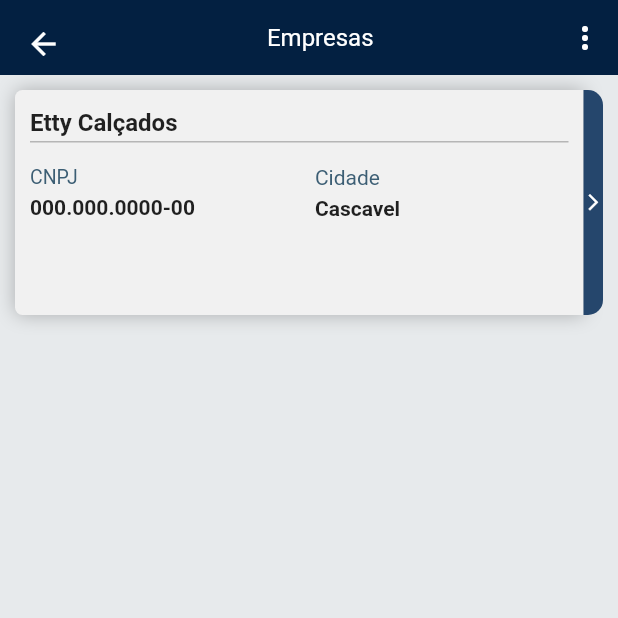
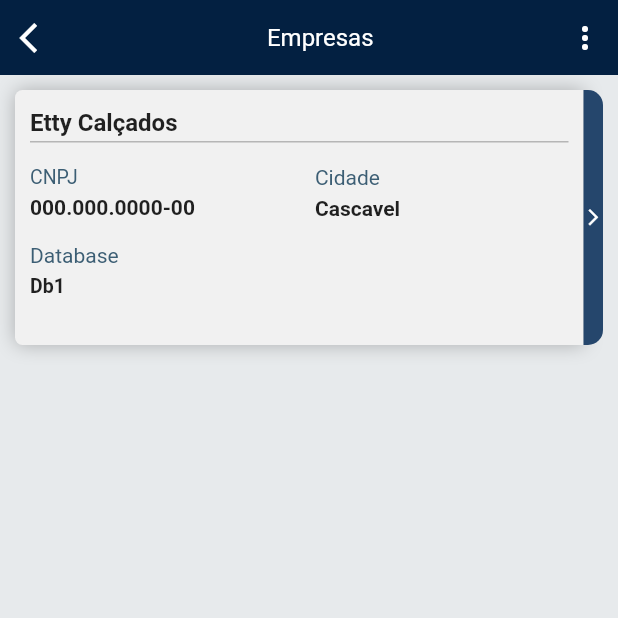
Before and after one commit to wenerson-venancio/Eco360, a Flutter app: the screen it shows after launch, on a phone screen of 412 x 824 dp, the top half of it. Run offline on Flutter 3.47's test engine with Material 2 defaults, Android fonts, the phone set to English and light mode, and no system bars; our stand-ins replace flutter_svg.

Commit message:
ButaoVoltar/Home/Empresa

```diff
--- a/lib/pages/empresa.dart
+++ b/lib/pages/empresa.dart
@@ -26,18 +26,15 @@
                           padding: const EdgeInsets.only(left: 1, right: 10),
                           child: Row(
                             mainAxisAlignment: MainAxisAlignment.spaceBetween,
-                            children: const [
-                              IconButton(
-                                  onPressed: null,
-                                  icon: BackButton(
-                                    color: Colors.white,
-                                  )),
-                              Text(
+                            children:  [
+                              IconButton(onPressed: () => Navigator.of(context).pop(), icon: const Icon(Icons.arrow_back_ios, color: Colors.white,)
+                              ),
+                              const Text(
                                 'Empresas',
                                 style: TextStyle(
                                     color: Colors.white, fontSize: 16),
                               ),
-                              Icon(
+                              const Icon(
                                 Icons.more_vert,
                                 color: Colors.white,
                               )
@@ -57,9 +54,11 @@
                       child: Column(
                         children: [
                           GestureDetector(
-                            onTap: () => print('teste empresas'),
+                            onTap: () {
+                              Navigator.pushNamed(context, '/home');
+                            },
                             child: Container(
-                              height: 150,
+                              height: 170,
                               decoration: const BoxDecoration(
                                   color: Color.fromARGB(255, 241, 241, 241),
                                   borderRadius: BorderRadius.only(
@@ -93,19 +92,30 @@
                                         ],
                                       ),
                                     ),
-                                    const SizedBox(height: 15,),
+                                    const SizedBox(
+                                      height: 15,
+                                    ),
                                     Row(
                                       children: [
                                         Container(
                                           child: Column(
-                                            crossAxisAlignment: CrossAxisAlignment.start,
+                                            crossAxisAlignment:
+                                                CrossAxisAlignment.start,
                                             children: [
                                               Container(
                                                 child: Container(
                                                   child: Column(
                                                     children: const [
                                                       Text(
-                                                        'CNPJ', style: TextStyle(fontSize: 13, color: Color.fromARGB(255, 60, 94, 116)),
+                                                        'CNPJ',
+                                                        style: TextStyle(
+                                                            fontSize: 13,
+                                                            color:
+                                                                Color.fromARGB(
+                                                                    255,
+                                                                    60,
+                                                                    94,
+                                                                    116)),
                                                       ),
                                                     ],
                                                   ),
@@ -117,42 +127,98 @@
                                               Container(
                                                 child: Column(
                                                   children: const [
-                                                    Text('000.000.0000-00', style: TextStyle(fontWeight: FontWeight.bold),)
+                                                    Text(
+                                                      '000.000.0000-00',
+                                                      style: TextStyle(
+                                                          fontWeight:
+                                                              FontWeight.bold),
+                                                    )
                                                   ],
                                                 ),
                                               )
                                             ],
                                           ),
                                         ),
-                                        const SizedBox(width: 80,),
+                                        const SizedBox(
+                                          width: 80,
+                                        ),
                                         Container(
                                           child: Column(
-                                            crossAxisAlignment: CrossAxisAlignment.start,
+                                            crossAxisAlignment:
+                                                CrossAxisAlignment.start,
                                             children: [
                                               Container(
                                                 child: Column(
                                                   children: const [
-                                                    Text('Cidade', style: TextStyle(color: Color.fromARGB(
+                                                    Text(
+                                                      'Cidade',
+                                                      style: TextStyle(
+                                                          color: Color.fromARGB(
                                                               255,
                                                               60,
                                                               94,
-                                                              116)),)
+                                                              116)),
+                                                    )
                                                   ],
                                                 ),
                                               ),
-                                              const SizedBox(height: 5,),
+                                              const SizedBox(
+                                                height: 5,
+                                              ),
                                               Container(
                                                 child: Column(
                                                   children: const [
-                                                    Text('Cascavel', style: TextStyle(fontWeight: FontWeight.bold),)
+                                                    Text(
+                                                      'Cascavel',
+                                                      style: TextStyle(
+                                                          fontWeight:
+                                                              FontWeight.bold),
+                                                    )
                                                   ],
                                                 ),
                                               )
                                             ],
                                           ),
-                                        )
+                                        ),
                                       ],
-                                    )
+                                    ),
+                                    const SizedBox(
+                                      height: 15,
+                                    ),
+                                    Column(
+                                      children: [
+                                        Container(
+                                          child: Row(
+                                            children: const [
+                                              Text('Database',
+                                                  style: TextStyle(
+                                                      color: Color.fromARGB(
+                                                          255, 60, 94, 116)))
+                                            ],
+                                          ),
+                                        ),
+                                      ],
+                                    ),
+                                    const SizedBox(
+                                      height: 5,
+                                    ),
+                                    Column(
+                                      children: [
+                                        Container(
+                                          child: Row(
+                                            children: const [
+                                              Text(
+                                                'Db1',
+                                                style: TextStyle(
+                                                    fontSize: 13,
+                                                    fontWeight:
+                                                        FontWeight.bold),
+                                              )
+                                            ],
+                                          ),
+                                        ),
+                                      ],
+                                    ),
                                   ],
                                 ),
                               ),
@@ -162,7 +228,7 @@
                       ),
                     ),
                     Container(
-                      height: 150,
+                      height: 170,
                       width: 13,
                       decoration: const BoxDecoration(
                           color: Color.fromARGB(255, 37, 70, 108),
```
Also changed, not shown: lib/pages/home_page.dart (+11 -9 lines).
